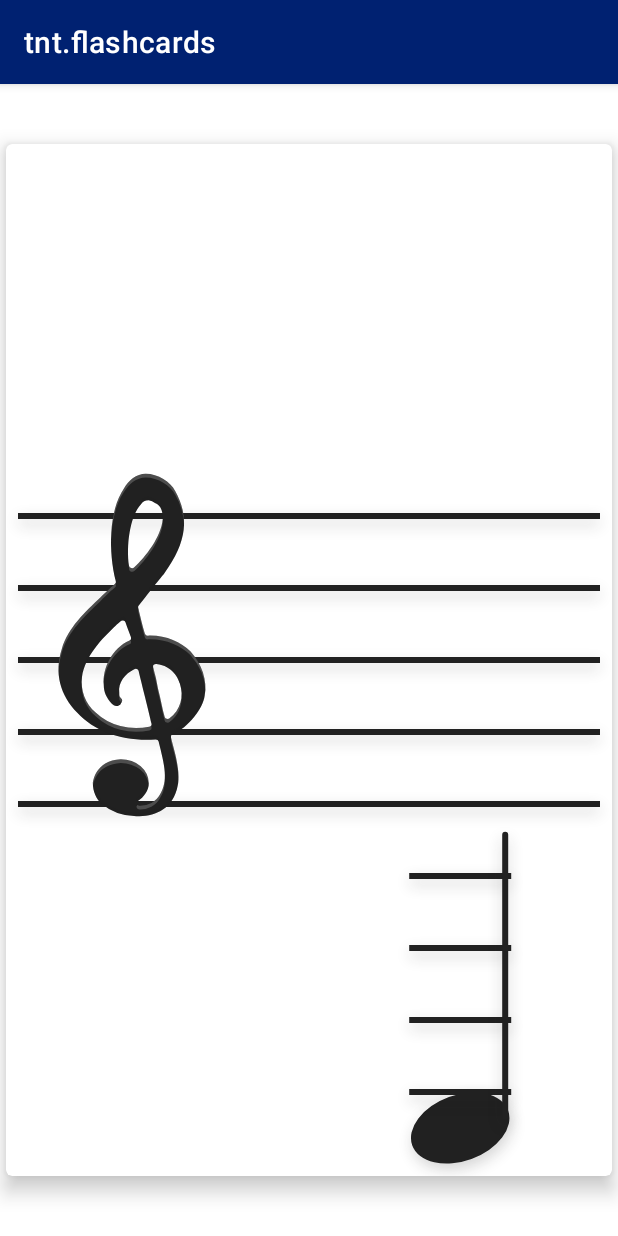
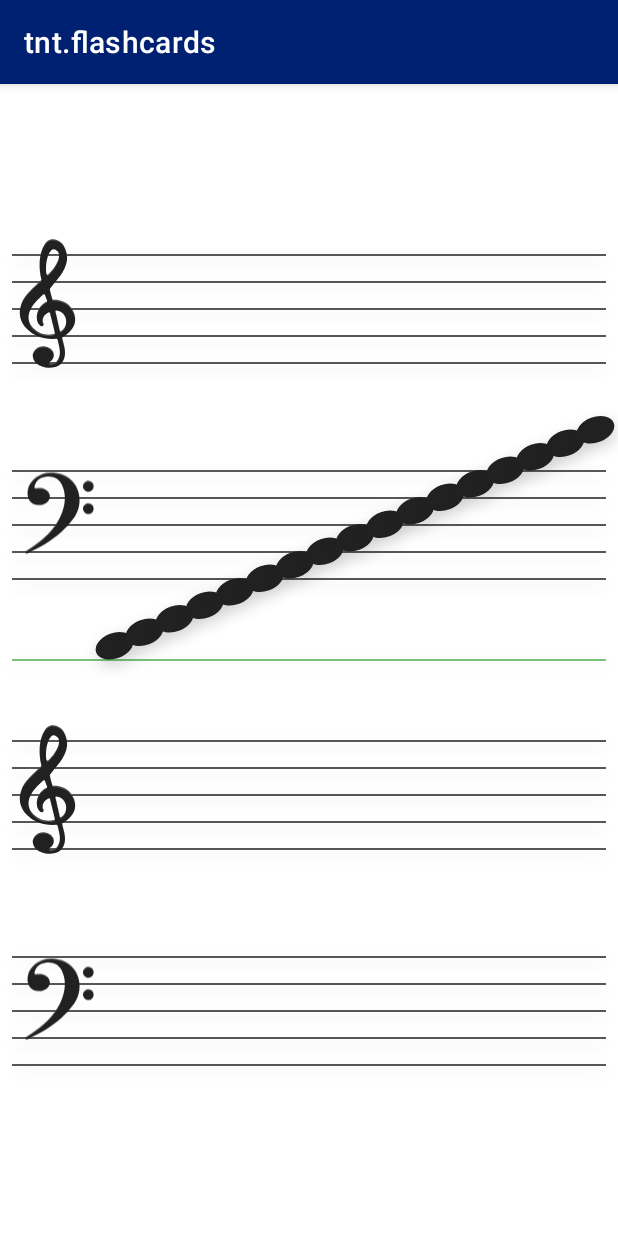
Before and after one commit to Notallthatevil/tnt.flashcards, an Android app: the screen it shows after launch (MainActivity), on a phone screen of 412 x 824 dp. Run offline under Robolectric (Android 15) with nearby library versions, the phone set to English and light mode, and no system bars; our stand-ins replace Dagger/Hilt's generated code, Timber.

Commit message:
Added dimen and attrs to better control Views. Added note selection view <-- WIP

```diff
--- /dev/null
+++ b/app/src/main/java/com/trippntechnology/tnt/flashcards/util/view/BaseView.kt
@@ -0,0 +1,141 @@
+package com.trippntechnology.tnt.flashcards.util.view
+
+import android.content.Context
+import android.graphics.Paint
+import android.graphics.Rect
+import android.graphics.RectF
+import android.util.AttributeSet
+import android.util.TypedValue
+import android.view.View
+import androidx.core.content.ContextCompat
+import com.trippntechnology.tnt.flashcards.R
+import kotlin.math.min
+import kotlin.math.roundToInt
+
+abstract class BaseView(context: Context, attrs: AttributeSet?, defStyleAttr: Int) :
+    View(context, attrs, defStyleAttr) {
+    constructor(context: Context, attrs: AttributeSet?) : this(context, attrs, 0)
+    constructor(context: Context) : this(context, null)
+
+    //DRAWING
+    protected var LINE_SPACING: Float
+    protected var STROKE_SIZE: Float
+
+    //NOTE POSITION
+    protected var HALF_STEP_UP: Float
+    protected var HALF_STEP_DOWN: Float
+    protected var FULL_STEP_UP: Float
+    protected var FULL_STEP_DOWN: Float
+    protected val CENTER_STAFF = 0f
+
+    //NOTE OVAL
+    protected var NOTE_BASE_HEIGHT: Float
+    protected var NOTE_BASE_WIDTH: Float
+    protected val NOTE_BASE_ROTATION_ANGLE = 340f
+
+    //NOTE HANDLE
+    protected var NOTE_HANDLE_HEIGHT: Float
+    protected var NOTE_HANDLE_WIDTH: Float
+    protected var NOTE_HANDLE_CORNER_RADIUS: Float
+
+    //CLEFS
+    protected var TREBLE_HEIGHT: Int
+    protected var BASS_HEIGHT: Int
+    protected var CLEF_WIDTH: Int
+
+    protected var noteBase: RectF
+    protected var noteHandle: RectF
+
+    protected val trebleDrawable = ContextCompat.getDrawable(context, R.drawable.treble)
+    protected val bassDrawable = ContextCompat.getDrawable(context, R.drawable.bass)
+
+    protected val blackPaint = Paint().apply {
+        color = ContextCompat.getColor(context, R.color.darkStroke)
+        setShadowLayer(
+            dpToPx(8f),
+            0f,
+            dpToPx(4f),
+            ContextCompat.getColor(context, R.color.darkStrokeShadow)
+        )
+        isAntiAlias = true
+    }
+
+    init {
+        context.theme.obtainStyledAttributes(
+            attrs,
+            R.styleable.BaseView,
+            0, 0
+        ).apply {
+
+            try {
+                LINE_SPACING = getDimension(R.styleable.BaseView_line_space, dpToPx(48f))
+                STROKE_SIZE = getDimension(R.styleable.BaseView_stroke_width, dpToPx(4f))
+            } finally {
+                recycle()
+            }
+        }
+        //NOTE POSITION
+        HALF_STEP_UP = -LINE_SPACING / 2
+        HALF_STEP_DOWN = LINE_SPACING / 2
+        FULL_STEP_UP = -LINE_SPACING
+        FULL_STEP_DOWN = LINE_SPACING
+        //NOTE OVAL
+        NOTE_BASE_HEIGHT = LINE_SPACING - STROKE_SIZE
+        NOTE_BASE_WIDTH = LINE_SPACING * 1.5f - STROKE_SIZE
+        //NOTE HANDLE
+        NOTE_HANDLE_HEIGHT = LINE_SPACING * 4
+        NOTE_HANDLE_WIDTH = STROKE_SIZE
+        NOTE_HANDLE_CORNER_RADIUS = STROKE_SIZE
+        //NOTE SHAPES
+        noteBase = RectF(0f, 0f, NOTE_BASE_WIDTH, NOTE_BASE_HEIGHT)
+        noteHandle = RectF(0f, 0f, NOTE_HANDLE_WIDTH, NOTE_HANDLE_HEIGHT)
+        //CLEFS
+        TREBLE_HEIGHT = (LINE_SPACING * 6).roundToInt()
+        BASS_HEIGHT = (LINE_SPACING * 4).roundToInt()
+        CLEF_WIDTH = (LINE_SPACING * 3.5).roundToInt()
+        //CLEF SHAPES
+        val trebleClefBounds = Rect(0, 0, CLEF_WIDTH, TREBLE_HEIGHT)
+        val bassClefBounds = Rect(0, 0, CLEF_WIDTH, BASS_HEIGHT)
+
+        trebleDrawable?.bounds = trebleClefBounds
+        bassDrawable?.bounds = bassClefBounds
+
+        blackPaint.strokeWidth = STROKE_SIZE
+    }
+
+    override fun onMeasure(widthMeasureSpec: Int, heightMeasureSpec: Int) {
+        val desiredWidth = CLEF_WIDTH * 2 + NOTE_BASE_WIDTH
+        val desiredHeight = LINE_SPACING * 14+dpToPx(16f)
+        val widthMode = MeasureSpec.getMode(widthMeasureSpec)
+        val heightMode = MeasureSpec.getMode(heightMeasureSpec)
+        val widthSize = MeasureSpec.getSize(widthMeasureSpec)
+        val heightSize = MeasureSpec.getSize(heightMeasureSpec)
+//
+        val height: Int
+        val width: Int
+
+        width = when (widthMode) {
+            MeasureSpec.EXACTLY -> widthSize
+            MeasureSpec.AT_MOST -> min(widthSize, desiredWidth.roundToInt())
+            MeasureSpec.UNSPECIFIED -> desiredWidth.roundToInt()
+            else -> throw UnsupportedOperationException("Width didn't receive a value")
+        }
+        height = when (heightMode) {
+            MeasureSpec.EXACTLY -> heightSize
+            MeasureSpec.AT_MOST -> min(heightSize, desiredHeight.roundToInt())
+            MeasureSpec.UNSPECIFIED -> desiredHeight.roundToInt()
+            else -> throw UnsupportedOperationException("Height didn't receive a value")
+        }
+        setMeasuredDimension(height, width)
+    }
+
+
+    protected fun dpToPx(dp: Float): Float {
+        return TypedValue.applyDimension(
+            TypedValue.COMPLEX_UNIT_DIP,
+            dp,
+            resources.displayMetrics
+        )
+    }
+
+}
--- a/app/src/main/java/com/trippntechnology/tnt/flashcards/ux/activities/main/MainActivity.kt
+++ b/app/src/main/java/com/trippntechnology/tnt/flashcards/ux/activities/main/MainActivity.kt
@@ -2,19 +2,18 @@ package com.trippntechnology.tnt.flashcards.ux.activities.main
 
 import android.os.Bundle
 import com.trippntechnology.tnt.flashcards.R
-import com.trippntechnology.tnt.flashcards.objects.NoteValue
 import com.trippntechnology.tnt.flashcards.util.activities.BaseActivity
-import com.trippntechnology.tnt.flashcards.views.StaffView
-import kotlinx.android.synthetic.main.activity_main.*
-import java.util.*
 
 class MainActivity : BaseActivity() {
 
     override fun onCreate(savedInstanceState: Bundle?) {
         super.onCreate(savedInstanceState)
         setContentView(R.layout.activity_main)
-        flashCard.setOnClickListener{
-            staffView.setNote(StaffView.TREBLE_CLEF, NoteValue.values()[Random().nextInt(NoteValue.values().size)])
-        }
+//        flashCard.setOnClickListener {
+//            staffView.setNote(
+//                NoteView.TREBLE_CLEF,
+//                NoteValue.values()[Random().nextInt(NoteValue.values().size)]
+//            )
+//        }
     }
 }
--- /dev/null
+++ b/app/src/main/java/com/trippntechnology/tnt/flashcards/views/NoteSelectionView.kt
@@ -0,0 +1,125 @@
+package com.trippntechnology.tnt.flashcards.views
+
+import android.content.Context
+import android.graphics.Canvas
+import android.graphics.Paint
+import android.util.AttributeSet
+import androidx.core.content.ContextCompat
+import com.trippntechnology.tnt.flashcards.R
+import com.trippntechnology.tnt.flashcards.util.view.BaseView
+
+class NoteSelectionView(context: Context, attrs: AttributeSet?, defStyleAttr: Int) :
+    BaseView(context, attrs, defStyleAttr) {
+    constructor(context: Context, attrs: AttributeSet?) : this(context, attrs, 0)
+    constructor(context: Context) : this(context, null)
+
+
+    private val CLEF_SEPARATOR_SPACE = LINE_SPACING * 4
+    private val STAFF_PADDING = dpToPx(8f)
+
+    //NUMBER OF HALF STEPS BELOW THE MIDDLE LINE ON THE STAFF
+    private val LOWEST_BASS_NOTE_OFFSET = 8
+
+    private val NUMBER_BASS_NOTES = 17
+
+    private val points = FloatArray(80)
+
+    private val selectedPaint = Paint().apply {
+        color = ContextCompat.getColor(context, R.color.selectedStroke)
+        setShadowLayer(
+            dpToPx(8f),
+            0f,
+            dpToPx(4f),
+            ContextCompat.getColor(context, R.color.selectedStrokeShadow)
+        )
+        isAntiAlias = true
+        strokeWidth = STROKE_SIZE
+    }
+
+    override fun onDraw(canvas: Canvas?) {
+        canvas ?: return
+
+        val defaultCanvas = canvas.save()
+
+        val centerWidth = width / 2f
+        val centerHeight = height / 2f
+        val startX = dpToPx(8f)
+        val endX = width - dpToPx(8f)
+
+        val upperStaffMidLineTop =
+            centerHeight - (CLEF_SEPARATOR_SPACE*1.75f)-(LINE_SPACING*6)
+        val lowerStaffMidLineTop =
+            centerHeight - CLEF_SEPARATOR_SPACE * .75f - LINE_SPACING * 2
+
+        val upperStaffMidLineBottom =
+            centerHeight + CLEF_SEPARATOR_SPACE * .75f + LINE_SPACING * 2
+        val lowerStaffMidLineBottom =
+            centerHeight + (CLEF_SEPARATOR_SPACE*1.75f)+(LINE_SPACING*6)
+
+        //Draw lines
+        canvas.drawLine(startX, centerHeight, endX, centerHeight, selectedPaint)
+        var yPos = upperStaffMidLineTop-LINE_SPACING*2
+        var pass = 0
+        for (i in 0 until points.size) {
+            when (i) {
+                20 -> yPos = upperStaffMidLineBottom - LINE_SPACING * 2
+                40 -> yPos = lowerStaffMidLineTop - LINE_SPACING * 2
+                60 -> yPos = lowerStaffMidLineBottom - LINE_SPACING * 2
+            }
+            if (i % 4 == 0 || i == 0) {
+                points[i] = startX
+            } else if (i % 2 == 0) {
+                points[i] = endX
+            } else if (i % 2 != 0) {
+                points[i] = yPos
+                pass++
+                if (pass == 2) {
+                    pass = 0
+                    yPos += LINE_SPACING
+                }
+            }
+        }
+        canvas.drawLines(points, blackPaint)
+        canvas.save()
+
+        //Draw clefs
+        canvas.translate(0f, upperStaffMidLineTop - TREBLE_HEIGHT / 2)
+        trebleDrawable?.draw(canvas)
+        canvas.restore()
+        canvas.save()
+        canvas.translate(
+            dpToPx(8f),
+            lowerStaffMidLineTop - BASS_HEIGHT / 2 - LINE_SPACING / 2 + STROKE_SIZE * 4
+        )
+        bassDrawable?.draw(canvas)
+        canvas.restore()
+        canvas.save()
+        canvas.translate(0f, upperStaffMidLineBottom - TREBLE_HEIGHT / 2)
+        trebleDrawable?.draw(canvas)
+        canvas.restore()
+        canvas.save()
+        canvas.translate(
+            dpToPx(8f),
+            lowerStaffMidLineBottom - BASS_HEIGHT / 2 - LINE_SPACING / 2 + STROKE_SIZE * 4
+        )
+        bassDrawable?.draw(canvas)
+        canvas.restore()
+        canvas.save()
+
+        val staffWidth = width - CLEF_WIDTH - STAFF_PADDING
+        val bassNoteSeparation: Float = ((staffWidth / NUMBER_BASS_NOTES))
+        val offset = HALF_STEP_DOWN * LOWEST_BASS_NOTE_OFFSET
+
+        //Lower staff starting position
+        canvas.translate(CLEF_WIDTH.toFloat(), lowerStaffMidLineTop)
+        canvas.translate(0f, offset)
+
+        for (i in 0 until NUMBER_BASS_NOTES) {
+            val priorRotate = canvas.save()
+            canvas.rotate(NOTE_BASE_ROTATION_ANGLE, NOTE_BASE_WIDTH / 2, NOTE_BASE_HEIGHT / 2)
+            canvas.drawOval(noteBase, blackPaint)
+            canvas.restoreToCount(priorRotate)
+            canvas.translate(bassNoteSeparation, HALF_STEP_UP)
+        }
+    }
+}
--- a/app/src/main/java/com/trippntechnology/tnt/flashcards/views/StaffView.kt
+++ b/app/src/main/java/com/trippntechnology/tnt/flashcards/views/NoteView.kt
@@ -3,99 +3,26 @@ package com.trippntechnology.tnt.flashcards.views
 import android.content.Context
 import android.graphics.*
 import android.util.AttributeSet
-import android.util.TypedValue
-import android.view.View
 import androidx.core.content.ContextCompat
 import com.trippntechnology.tnt.flashcards.R
 import com.trippntechnology.tnt.flashcards.objects.NoteValue
+import com.trippntechnology.tnt.flashcards.util.view.BaseView
 import kotlin.math.abs
 import kotlin.math.floor
 import kotlin.math.min
 import kotlin.math.roundToInt
 
 
-class StaffView(context: Context, attrs: AttributeSet?, defStyleAttr: Int) :
-    View(context, attrs, defStyleAttr) {
+class NoteView(context: Context, attrs: AttributeSet?, defStyleAttr: Int) :
+    BaseView(context, attrs, defStyleAttr) {
     constructor(context: Context, attrs: AttributeSet?) : this(context, attrs, 0)
     constructor(context: Context) : this(context, null)
 
-    private var LINE_SPACING = dpToPx(48f)
-    private var STAFF_STROKE_SIZE = dpToPx(4f)
-
-    private val HALF_STEP_UP = -LINE_SPACING / 2
-    private val HALF_STEP_DOWN = LINE_SPACING / 2
-    private val FULL_STEP_UP = -LINE_SPACING
-    private val FULL_STEP_DOWN = LINE_SPACING
-    private val CENTER_STAFF = 0f
-
-    private val NOTE_BASE_HEIGHT = LINE_SPACING - STAFF_STROKE_SIZE
-    private val NOTE_BASE_WIDTH = LINE_SPACING * 1.5f - STAFF_STROKE_SIZE
-    private val NOTE_BASE_ROTATION_ANGLE = 340f
-
-    private val NOTE_HANDLE_HEIGHT = LINE_SPACING * 4
-    private val NOTE_HANDLE_WIDTH = STAFF_STROKE_SIZE
-    private val NOTE_HANDLE_CORNER_RADIUS = dpToPx(4f)
-
-    private val TREBLE_HEIGHT = (LINE_SPACING * 6).roundToInt()
-    private val BASS_HEIGHT = (LINE_SPACING * 4).roundToInt()
-    private val CLEF_WIDTH = (LINE_SPACING * 3.5).roundToInt()
 
     private val points = FloatArray(20)
-    private val noteBase = RectF(0f, 0f, NOTE_BASE_WIDTH, NOTE_BASE_HEIGHT)
-    private val noteHandle = RectF(0f, 0f, NOTE_HANDLE_WIDTH, NOTE_HANDLE_HEIGHT)
 
-    private var noteTranslation = FULL_STEP_DOWN * 6 + HALF_STEP_DOWN
+    private var noteTranslation = FULL_STEP_DOWN + HALF_STEP_DOWN
     private var clef = TREBLE_CLEF
-
-    private val blackPaint = Paint()
-
-    private val trebleDrawable = ContextCompat.getDrawable(context, R.drawable.treble)
-    private val bassDrawable = ContextCompat.getDrawable(context, R.drawable.bass)
-    private val trebleClefBounds = Rect(0, 0, this.CLEF_WIDTH, TREBLE_HEIGHT)
-    private val bassClefBounds = Rect(0, 0, this.CLEF_WIDTH, BASS_HEIGHT)
-
-    init {
-        blackPaint.color = ContextCompat.getColor(context, R.color.darkStroke)
-        blackPaint.setShadowLayer(
-            dpToPx(8f),
-            0f,
-            dpToPx(4f),
-            ContextCompat.getColor(context, R.color.darkStrokeShadow)
-        )
-        blackPaint.strokeWidth = STAFF_STROKE_SIZE
-        blackPaint.isAntiAlias = true
-
-        trebleDrawable?.bounds = trebleClefBounds
-        bassDrawable?.bounds = bassClefBounds
-
-    }
-
-
-    override fun onMeasure(widthMeasureSpec: Int, heightMeasureSpec: Int) {
-        val desiredWidth = CLEF_WIDTH * 2 + NOTE_BASE_WIDTH
-        val desiredHeight = LINE_SPACING * 14+dpToPx(16f)
-        val widthMode = MeasureSpec.getMode(widthMeasureSpec)
-        val heightMode = MeasureSpec.getMode(heightMeasureSpec)
-        val widthSize = MeasureSpec.getSize(widthMeasureSpec)
-        val heightSize = MeasureSpec.getSize(heightMeasureSpec)
-
-        val height: Int
-        val width: Int
-
-        width = when (widthMode) {
-            MeasureSpec.EXACTLY -> widthSize
-            MeasureSpec.AT_MOST -> min(widthSize, desiredWidth.roundToInt())
-            MeasureSpec.UNSPECIFIED -> desiredWidth.roundToInt()
-            else -> throw UnsupportedOperationException("Width didn't receive a value")
-        }
-        height = when (heightMode) {
-            MeasureSpec.EXACTLY -> heightSize
-            MeasureSpec.AT_MOST -> min(heightSize, desiredHeight.roundToInt())
-            MeasureSpec.UNSPECIFIED -> desiredHeight.roundToInt()
-            else -> throw UnsupportedOperationException("Height didn't receive a value")
-        }
-        setMeasuredDimension(width, height)
-    }
 
     override fun onDraw(canvas: Canvas?) {
         canvas ?: return
@@ -130,7 +57,7 @@ class StaffView(context: Context, attrs: AttributeSet?, defStyleAttr: Int) :
         } else if (clef == BASS_CLEF) {
             canvas.translate(
                 dpToPx(8f),
-                centerHeight - BASS_HEIGHT / 2 - LINE_SPACING / 2 + STAFF_STROKE_SIZE * 2
+                centerHeight - BASS_HEIGHT / 2 - LINE_SPACING / 2 + STROKE_SIZE * 2
             )
             bassDrawable?.draw(canvas)
         }
@@ -276,30 +203,17 @@ class StaffView(context: Context, attrs: AttributeSet?, defStyleAttr: Int) :
         invalidate()
     }
 
-    private fun setLineSize(sizeInDp: Float) {
+    private fun setLineSpaceSize(sizeInDp: Float) {
         LINE_SPACING = dpToPx(sizeInDp)
         invalidate()
-    }
-
-    private fun setLineWidth(widthInDp: Float) {
-        STAFF_STROKE_SIZE = dpToPx(widthInDp)
-        invalidate()
-    }
-
-
-    private fun dpToPx(dp: Float): Float {
-        return TypedValue.applyDimension(
-            TypedValue.COMPLEX_UNIT_DIP,
-            dp,
-            context.resources.displayMetrics
-        )
     }
 
     companion object {
         const val TREBLE_CLEF = 100
         const val BASS_CLEF = 200
 
-        const val PLACE_ABOVE = 10
-        const val PLACE_BELOW = 20
+        private const val PLACE_ABOVE = 10
+        private const val PLACE_BELOW = 20
+
     }
 }
--- a/app/src/main/res/layout/activity_main.xml
+++ b/app/src/main/res/layout/activity_main.xml
@@ -6,28 +6,39 @@
     android:layout_height="match_parent"
     tools:context=".ux.activities.main.MainActivity">
 
-    <com.google.android.material.card.MaterialCardView
-        style="@style/Widget.MaterialComponents.CardView"
-        android:id="@+id/flashCard"
-        android:layout_width="wrap_content"
-        android:layout_height="wrap_content"
-        android:background="@color/colorAccentLight"
-        app:cardElevation="8dp"
-        app:layout_constraintBottom_toBottomOf="parent"
-        app:layout_constraintEnd_toEndOf="parent"
-        app:layout_constraintStart_toStartOf="parent"
-        app:layout_constraintTop_toTopOf="parent"
-        tools:ignore="PrivateResource">
+    <com.trippntechnology.tnt.flashcards.views.NoteSelectionView
+        android:layout_width="match_parent"
+        android:layout_height="match_parent"
+        app:stroke_width="@dimen/selection_view_stroke_width"
+        app:line_space="@dimen/selection_view_line_space">
 
-        <com.trippntechnology.tnt.flashcards.views.StaffView
-            android:id="@+id/staffView"
-            android:layout_width="wrap_content"
-            android:layout_height="wrap_content"
-            android:layout_gravity="center"
-            android:background="@color/transparent"
-            app:layout_constraintBottom_toBottomOf="parent"
-            app:layout_constraintEnd_toEndOf="parent"
-            app:layout_constraintStart_toStartOf="parent"
-            app:layout_constraintTop_toTopOf="parent" />
-    </com.google.android.material.card.MaterialCardView>
+    </com.trippntechnology.tnt.flashcards.views.NoteSelectionView>
+
+    <!--    <com.google.android.material.card.MaterialCardView-->
+    <!--        style="@style/Widget.MaterialComponents.CardView"-->
+    <!--        android:id="@+id/flashCard"-->
+    <!--        android:layout_width="wrap_content"-->
+    <!--        android:layout_height="wrap_content"-->
+    <!--        android:background="@color/colorAccentLight"-->
+    <!--        app:cardElevation="@dimen/card_view_height"-->
+    <!--        app:cardCornerRadius="@dimen/card_view_corner_radius"-->
+    <!--        app:layout_constraintBottom_toBottomOf="parent"-->
+    <!--        app:layout_constraintEnd_toEndOf="parent"-->
+    <!--        app:layout_constraintStart_toStartOf="parent"-->
+    <!--        app:layout_constraintTop_toTopOf="parent"-->
+    <!--        tools:ignore="PrivateResource">-->
+
+    <!--        <com.trippntechnology.tnt.flashcards.views.NoteView-->
+    <!--          android:id="@+id/staffView"-->
+    <!--            android:layout_width="wrap_content"-->
+    <!--            android:layout_height="wrap_content"-->
+    <!--            android:layout_gravity="center"-->
+    <!--            android:background="@color/transparent"-->
+    <!--            app:line_space="@dimen/note_view_line_space"-->
+    <!--            app:stroke_width="@dimen/note_view_stroke_width"-->
+    <!--            app:layout_constraintBottom_toBottomOf="parent"-->
+    <!--            app:layout_constraintEnd_toEndOf="parent"-->
+    <!--            app:layout_constraintStart_toStartOf="parent"-->
+    <!--            app:layout_constraintTop_toTopOf="parent" />-->
+    <!--    </com.google.android.material.card.MaterialCardView>-->
 </androidx.constraintlayout.widget.ConstraintLayout>
--- a/app/src/main/res/values/colors.xml
+++ b/app/src/main/res/values/colors.xml
@@ -16,6 +16,9 @@
     <color name="lightStroke">#ffffff</color>
     <color name="lightStrokeShadow">#33ffffff</color>
 
+    <color name="selectedStroke">#4caf50</color>
+    <color name="selectedStrokeShadow">#334caf50</color>
+
     <color name="transparent">#00ffffff</color>
 
 </resources>
--- /dev/null
+++ b/app/src/main/res/values/dimen.xml
@@ -0,0 +1,13 @@
+<?xml version="1.0" encoding="utf-8"?>
+<resources>
+    <dimen name="card_view_height">8dp</dimen>
+    <dimen name="card_view_corner_radius">8dp</dimen>
+
+    <dimen name="selection_view_line_space">18dp</dimen>
+    <dimen name="selection_view_stroke_width">1dp</dimen>
+
+
+    <dimen name="note_view_line_space">48dp</dimen>
+    <dimen name="note_view_stroke_width">4dp</dimen>
+
+</resources>
```
Also changed, not shown: app/src/main/res/drawable/extended_line.xml (deleted, +0 -8 lines), app/src/main/res/drawable/music_note.xml (deleted, +0 -10 lines), app/src/main/res/drawable/staff.xml (deleted, +0 -71 lines), app/src/main/res/layout/card_layout.xml (deleted, +0 -8 lines), app/src/main/res/values/attrs.xml (added, +7 -0 lines).
